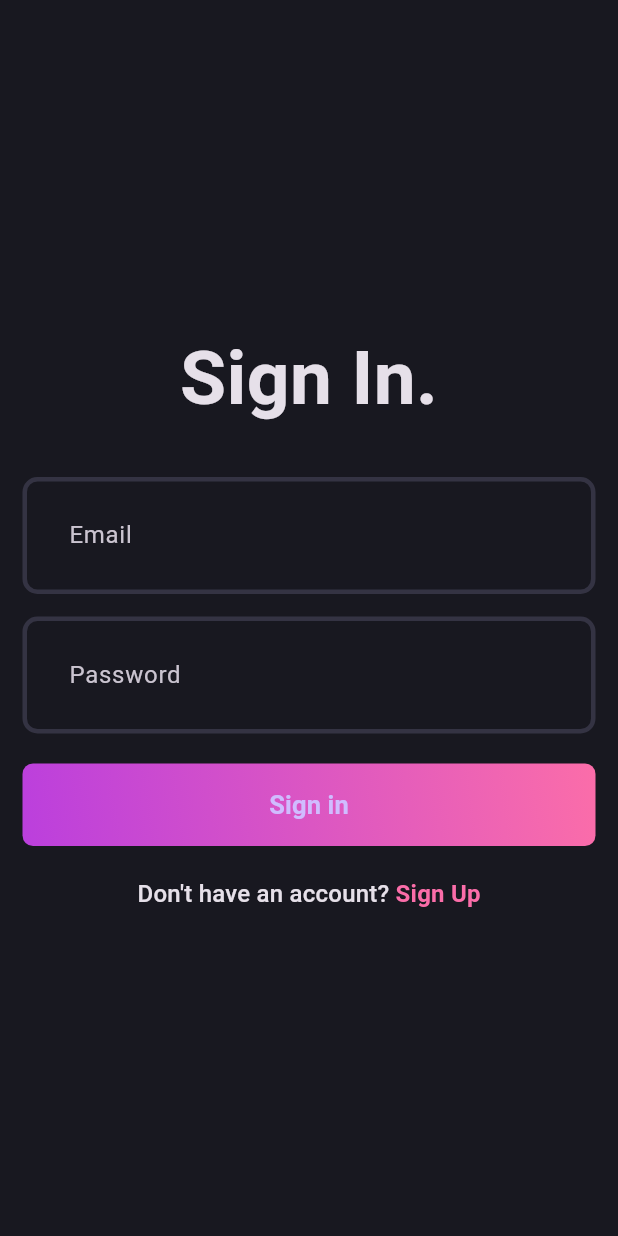
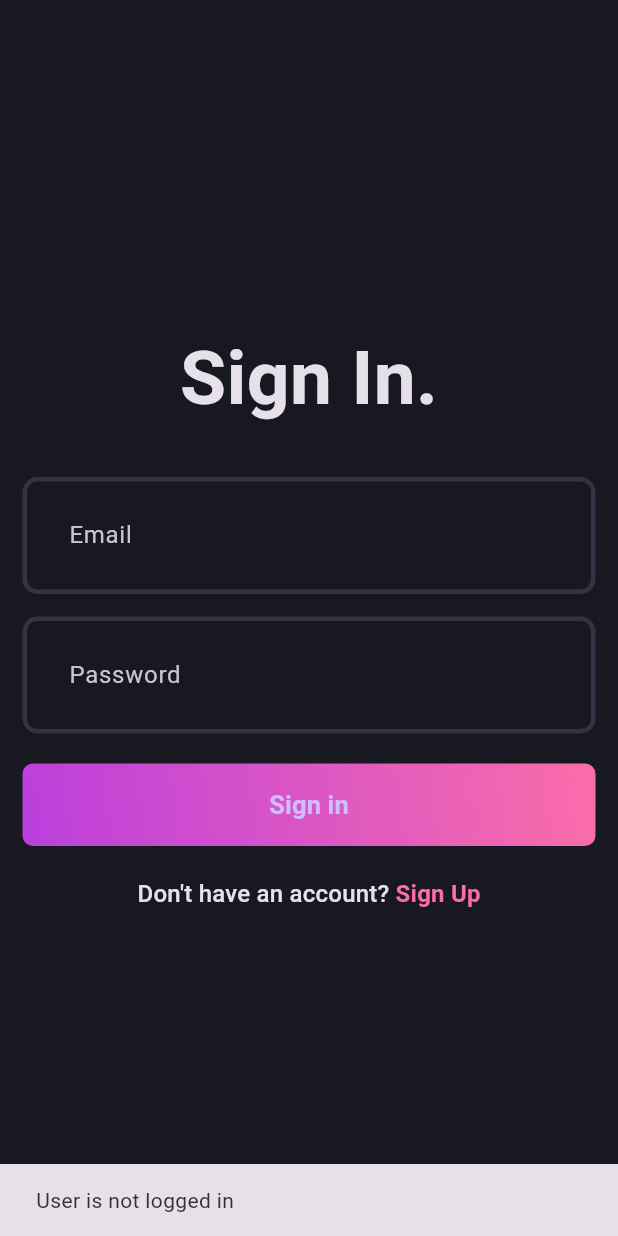
Before and after one commit to tabrezcool6/Blogs-Application-Using-Flutter, a Flutter app: the first screen one second after launch, on a phone screen of 412 x 824 dp. Run offline on Flutter 3.47's test engine with Material 3 defaults, Android fonts, the phone set to English and light mode, and no system bars; our stand-ins replace flutter_bloc, fpdart, get_it, supabase_flutter; accounts and stored records are empty; statements that could not run were skipped.

Commit message:
added state persistance feature

```diff
--- /dev/null
+++ b/lib/core/common/cubits/app_user/app_user_cubit.dart
@@ -0,0 +1,17 @@
+import 'package:blogs_app/core/common/entities/user.dart';
+import 'package:flutter/material.dart';
+import 'package:flutter_bloc/flutter_bloc.dart';
+
+part 'app_user_state.dart';
+
+class AppUserCubit extends Cubit<AppUserState> {
+  AppUserCubit() : super(AppUserInitial());
+
+  void updateUser(User? user) {
+    if (user == null) {
+      emit(AppUserInitial());
+    } else {
+      emit(AppUserLoggedIn(user));
+    }
+  }
+}
--- /dev/null
+++ b/lib/core/common/cubits/app_user/app_user_state.dart
@@ -0,0 +1,11 @@
+part of 'app_user_cubit.dart';
+
+@immutable
+sealed class AppUserState {}
+
+final class AppUserInitial extends AppUserState {}
+
+final class AppUserLoggedIn extends AppUserState {
+  final User user;
+  AppUserLoggedIn(this.user);
+}
--- a/lib/core/usecase/usecase.dart
+++ b/lib/core/usecase/usecase.dart
@@ -7,3 +7,6 @@
 abstract interface class UseCase<SuccessType, Params> {
   Future<Either<Failure, SuccessType>> call(Params params);
 }
+
+// This comes from "CurrentUser" UseCase class
+class NoParams {}
--- a/lib/features/auth/data/models/user_model.dart
+++ b/lib/features/auth/data/models/user_model.dart
@@ -1,4 +1,4 @@
-import 'package:blogs_app/features/auth/domain/entities/user.dart';
+import 'package:blogs_app/core/common/entities/user.dart';
 
 class UserModel extends User {
   UserModel({
--- a/lib/features/auth/data/repository/auth_repository_impl.dart
+++ b/lib/features/auth/data/repository/auth_repository_impl.dart
@@ -1,7 +1,7 @@
 import 'package:blogs_app/core/error/exceptions.dart';
 import 'package:blogs_app/core/error/failures.dart';
 import 'package:blogs_app/features/auth/data/datasources/auth_supabase_data_source.dart';
-import 'package:blogs_app/features/auth/domain/entities/user.dart';
+import 'package:blogs_app/core/common/entities/user.dart';
 import 'package:blogs_app/features/auth/domain/repository/auth_repository.dart';
 import 'package:fpdart/fpdart.dart';
 import 'package:supabase_flutter/supabase_flutter.dart' as supabase;
@@ -63,6 +63,20 @@
       return left(Failure(e.message));
     }
   }
+
+  @override
+  Future<Either<Failure, User>> currentUser() async {
+    try {
+      final user = await authSupabaseDataSource.getCurrentUserData();
+      if (user == null) {
+        return left(Failure('User is not logged in'));
+      }
+
+      return right(user);
+    } on ServerExceptions catch (e) {
+      return left(Failure(e.message));
+    }
+  }
 }
 
 ///
--- a/lib/features/auth/domain/repository/auth_repository.dart
+++ b/lib/features/auth/domain/repository/auth_repository.dart
@@ -1,7 +1,7 @@
 import 'dart:async';
 
 import 'package:blogs_app/core/error/failures.dart';
-import 'package:blogs_app/features/auth/domain/entities/user.dart';
+import 'package:blogs_app/core/common/entities/user.dart';
 import 'package:fpdart/fpdart.dart';
 
 // TODO : STEP 1 - Domain Layer
@@ -21,4 +21,6 @@
     required String email,
     required String password,
   });
+
+  Future<Either<Failure, User>> currentUser();
 }
--- /dev/null
+++ b/lib/features/auth/domain/usecases/current_user.dart
@@ -0,0 +1,20 @@
+import 'package:blogs_app/core/error/failures.dart';
+import 'package:blogs_app/core/usecase/usecase.dart';
+import 'package:blogs_app/core/common/entities/user.dart';
+import 'package:blogs_app/features/auth/domain/repository/auth_repository.dart';
+import 'package:fpdart/fpdart.dart';
+
+class CurrentUser implements UseCase<User, NoParams> {
+  AuthRepository authRepository;
+  CurrentUser(this.authRepository);
+
+  @override
+  Future<Either<Failure, User>> call(NoParams params) async {
+    return await authRepository.currentUser();
+  }
+}
+
+// This "NoParams" should me declared here as per the flow,
+// but multiples classes or functions make use of this "NoParams" class,
+// hence declared in the Universal "UseCase" class
+// This is class => " class NoParams {} "
--- a/lib/features/auth/domain/usecases/user_sign_in.dart
+++ b/lib/features/auth/domain/usecases/user_sign_in.dart
@@ -1,6 +1,6 @@
 import 'package:blogs_app/core/error/failures.dart';
 import 'package:blogs_app/core/usecase/usecase.dart';
-import 'package:blogs_app/features/auth/domain/entities/user.dart';
+import 'package:blogs_app/core/common/entities/user.dart';
 import 'package:blogs_app/features/auth/domain/repository/auth_repository.dart';
 import 'package:fpdart/fpdart.dart';
 
--- a/lib/features/auth/domain/usecases/user_sign_up.dart
+++ b/lib/features/auth/domain/usecases/user_sign_up.dart
@@ -1,6 +1,6 @@
 import 'package:blogs_app/core/error/failures.dart';
 import 'package:blogs_app/core/usecase/usecase.dart';
-import 'package:blogs_app/features/auth/domain/entities/user.dart';
+import 'package:blogs_app/core/common/entities/user.dart';
 import 'package:blogs_app/features/auth/domain/repository/auth_repository.dart';
 import 'package:fpdart/fpdart.dart';
 
--- a/lib/features/auth/presentation/bloc/auth_bloc.dart
+++ b/lib/features/auth/presentation/bloc/auth_bloc.dart
@@ -1,4 +1,7 @@
-import 'package:blogs_app/features/auth/domain/entities/user.dart';
+import 'package:blogs_app/core/common/cubits/app_user/app_user_cubit.dart';
+import 'package:blogs_app/core/usecase/usecase.dart';
+import 'package:blogs_app/core/common/entities/user.dart';
+import 'package:blogs_app/features/auth/domain/usecases/current_user.dart';
 import 'package:blogs_app/features/auth/domain/usecases/user_sign_in.dart';
 import 'package:blogs_app/features/auth/domain/usecases/user_sign_up.dart';
 import 'package:flutter_bloc/flutter_bloc.dart';
@@ -11,25 +14,38 @@
 class AuthBloc extends Bloc<AuthEvent, AuthState> {
   final UserSignUp _userSignUp;
   final UserSignIn _userSignIn;
+  final CurrentUser _currentUser;
+  final AppUserCubit _appUserCubit;
 
   AuthBloc({
     required UserSignUp userSignUp,
     required UserSignIn userSignIn,
+    required CurrentUser currentUser,
+    required AppUserCubit appUserCubit,
   })  : _userSignUp = userSignUp,
         _userSignIn = userSignIn,
+        _currentUser = currentUser,
+        _appUserCubit = appUserCubit,
         super(AuthInitial()) {
-    //
+    // Default Loader State for all events
+    on<AuthEvent>((_, emit) => emit(AuthLoading()));
+
     // Sign Up Bloc Implementation
     on<AuthSignUp>(_onAuthSignUp);
 
     // Sign In Bloc Implementation
     on<AuthSignIn>(_onAuthSignIn);
+
+    // Current User Bloc Implementation
+    on<AuthIsUserLoggedIn>(_onAuthIsUserLoggedIn);
   }
 
   //
   // Custom Bloc Functions
-  void _onAuthSignUp(AuthSignUp event, Emitter<AuthState> emit) async {
-    emit(AuthLoading());
+  void _onAuthSignUp(
+    AuthSignUp event,
+    Emitter<AuthState> emit,
+  ) async {
     final response = await _userSignUp(
       UserSignUpParams(
         name: event.name,
@@ -40,12 +56,15 @@
 
     response.fold(
       (failure) => emit(AuthFailure(failure.message)),
-      (user) => emit(AuthSuccess(user)),
+      (user) => _emitAuthSuccess(user, emit), // AuthSuccess(user),
     );
   }
 
-  void _onAuthSignIn(AuthSignIn event, Emitter<AuthState> emit) async {
-    emit(AuthLoading());
+  //
+  void _onAuthSignIn(
+    AuthSignIn event,
+    Emitter<AuthState> emit,
+  ) async {
     final response = await _userSignIn(
       UserSignInParams(
         email: event.email,
@@ -55,7 +74,25 @@
 
     response.fold(
       (failure) => emit(AuthFailure(failure.message)),
-      (user) => emit(AuthSuccess(user)),
+      (user) => _emitAuthSuccess(user, emit), // AuthSuccess(user),
     );
   }
+
+  //
+  void _onAuthIsUserLoggedIn(
+    AuthIsUserLoggedIn event,
+    Emitter<AuthState> emit,
+  ) async {
+    final result = await _currentUser(NoParams());
+    result.fold(
+      (failure) => emit(AuthFailure(failure.message)),
+      (user) => _emitAuthSuccess(user, emit), // AuthSuccess(user),
+    );
+  }
+
+  //
+  void _emitAuthSuccess(User user, Emitter<AuthState> emit) {
+    _appUserCubit.updateUser(user);
+    emit(AuthSuccess(user));
+  }
 }
--- a/lib/features/auth/presentation/bloc/auth_event.dart
+++ b/lib/features/auth/presentation/bloc/auth_event.dart
@@ -17,3 +17,5 @@
 
   AuthSignIn({required this.email, required this.password});
 }
+
+final class AuthIsUserLoggedIn extends AuthEvent{}
--- a/lib/features/auth/presentation/pages/login_page.dart
+++ b/lib/features/auth/presentation/pages/login_page.dart
@@ -1,5 +1,5 @@
 import 'package:blogs_app/core/theme/app_pallete.dart';
-import 'package:blogs_app/core/utils/loader.dart';
+import 'package:blogs_app/core/common/widgets/loader.dart';
 import 'package:blogs_app/core/utils/utils.dart';
 import 'package:blogs_app/features/auth/presentation/bloc/auth_bloc.dart';
 import 'package:blogs_app/features/auth/presentation/pages/signup_page.dart';
--- a/lib/features/auth/presentation/pages/signup_page.dart
+++ b/lib/features/auth/presentation/pages/signup_page.dart
@@ -1,5 +1,5 @@
 import 'package:blogs_app/core/theme/app_pallete.dart';
-import 'package:blogs_app/core/utils/loader.dart';
+import 'package:blogs_app/core/common/widgets/loader.dart';
 import 'package:blogs_app/core/utils/utils.dart';
 import 'package:blogs_app/features/auth/presentation/bloc/auth_bloc.dart';
 import 'package:blogs_app/features/auth/presentation/pages/login_page.dart';
--- a/lib/main.dart
+++ b/lib/main.dart
@@ -1,3 +1,4 @@
+import 'package:blogs_app/core/common/cubits/app_user/app_user_cubit.dart';
 import 'package:blogs_app/core/theme/theme.dart';
 import 'package:blogs_app/features/auth/presentation/bloc/auth_bloc.dart';
 import 'package:blogs_app/features/auth/presentation/pages/login_page.dart';
@@ -12,35 +13,52 @@
   // initialize dependencies
   await initDependencies();
 
-  runApp(const MyApp());
+  runApp(
+    MultiBlocProvider(
+      providers: [
+        BlocProvider(create: (_) => serviceLocator<AppUserCubit>()),
+        BlocProvider(create: (_) => serviceLocator<AuthBloc>()),
+      ],
+      child: const MyApp(),
+    ),
+  );
 }
 
-class MyApp extends StatelessWidget {
+class MyApp extends StatefulWidget {
   const MyApp({super.key});
 
   @override
+  State<MyApp> createState() => _MyAppState();
+}
+
+class _MyAppState extends State<MyApp> {
+  @override
+  void initState() {
+    super.initState();
+    context.read<AuthBloc>().add(AuthIsUserLoggedIn());
+  }
+
+  @override
   Widget build(BuildContext context) {
-    return MultiBlocProvider(
-      providers: [
-        BlocProvider(
-          create: (_) => serviceLocator<AuthBloc>(),
-        ),
-      ],
-      child: MaterialApp(
-        title:
-            'Blogs Application using SOLID Principles and Clean Architecture',
-        theme: AppTheme.darkThemeMode,
-        home: const LoginPage(),
+    return MaterialApp(
+      title: 'Blogs Application using SOLID Principles and Clean Architecture',
+      theme: AppTheme.darkThemeMode,
+      home: BlocSelector<AppUserCubit, AppUserState, bool>(
+        selector: (state) {
+          return state is AppUserLoggedIn;
+        },
+        builder: (context, isLoggedIn) {
+          if (isLoggedIn) {
+            return const Scaffold(
+              body: Center(
+                child: Text('Logged In'),
+              ),
+            );
+          }
+
+          return const LoginPage();
+        },
       ),
     );
   }
 }
-
-class MyHomePage extends StatelessWidget {
-  const MyHomePage({super.key});
-
-  @override
-  Widget build(BuildContext context) {
-    return const Scaffold();
-  }
-}
```
Also changed, not shown: lib/features/auth/data/datasources/auth_supabase_data_source.dart (+27 -0 lines), lib/init_dependencies.dart (+17 -3 lines), lib/core/common/entities/user.dart (renamed from lib/features/auth/domain/entities/user.dart), lib/core/common/widgets/loader.dart (renamed from lib/core/utils/loader.dart).
